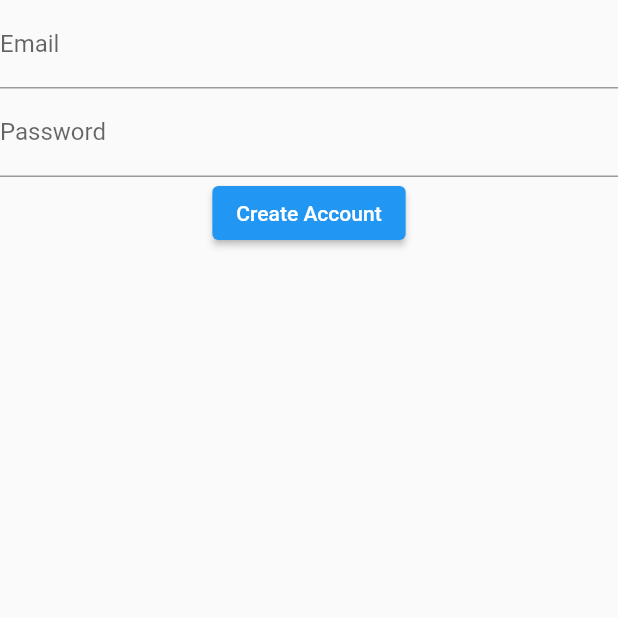
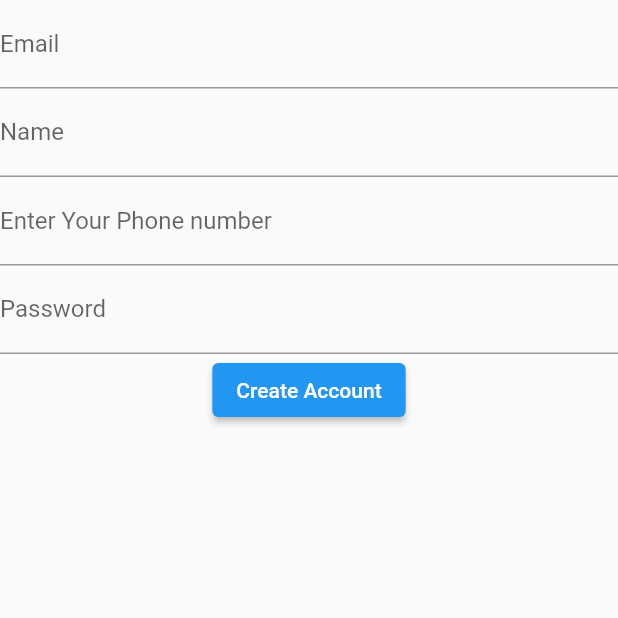
Before and after one commit to vander99/Trip-planning-mobile-application, a Flutter app: the SignUpPage screen opened directly, after a tap on "Create Account", on a phone screen of 412 x 824 dp, the top half of it. Run offline on Flutter 3.47's test engine with Material 2 defaults, Android fonts, the phone set to English and light mode, and no system bars; our stand-ins replace cloud_firestore, firebase_auth, firebase_core; accounts and stored records are empty; network calls fail.

Commit message:
authentication

```diff
--- a/client/lib/authentication_service.dart
+++ b/client/lib/authentication_service.dart
@@ -1,3 +1,5 @@
+import 'dart:developer';
+
 import 'package:firebase_auth/firebase_auth.dart';
 import 'package:firebase_core/firebase_core.dart';
 import 'package:cloud_firestore/cloud_firestore.dart';
@@ -24,20 +26,27 @@ class AuthenticationService {
     }
   }
 
-  Future<String?> signUp(
-      {required String email, required String password}) async {
+  Future<bool> signUp(
+      {required String email,
+      required String password,
+      required String pseudo,
+      required String phone}) async {
+    bool signedUp = false;
     try {
       await _firebaseAuth.createUserWithEmailAndPassword(
           email: email, password: password);
       CollectionReference users =
           FirebaseFirestore.instance.collection('users');
       users.add({
-        'email': email, // John Doe
-        'password': password, // Stokes and Sons
+        'email': email,
+        'password': password,
+        'pseudo': pseudo,
+        'phone number': phone
       });
-      return "Signed up";
+      signedUp = true;
+      return signedUp;
     } on FirebaseAuthException catch (e) {
-      return e.message;
+      return signedUp;
     }
   }
 }
--- a/client/lib/signup.dart
+++ b/client/lib/signup.dart
@@ -1,10 +1,16 @@
+import 'dart:developer';
+
 import 'package:client/authentication_service.dart';
 import 'package:flutter/material.dart';
 import 'package:provider/src/provider.dart';
 
+import 'home.dart';
+
 class SignUpPage extends StatelessWidget {
   final TextEditingController emailController = TextEditingController();
   final TextEditingController passwordController = TextEditingController();
+  final TextEditingController pseudoController = TextEditingController();
+  final TextEditingController phoneController = TextEditingController();
 
   @override
   Widget build(BuildContext context) {
@@ -17,6 +23,19 @@ class SignUpPage extends StatelessWidget {
         ),
       ),
       TextField(
+        controller: pseudoController,
+        decoration: const InputDecoration(
+          labelText: "Name",
+        ),
+      ),
+      TextField(
+        controller: phoneController,
+        decoration: InputDecoration(
+          labelText: 'Enter Your Phone number',
+          hintText: '+91 7894561230',
+        ),
+      ),
+      TextField(
         controller: passwordController,
         decoration: const InputDecoration(
           labelText: "Password",
@@ -24,12 +43,37 @@ class SignUpPage extends StatelessWidget {
       ),
       ElevatedButton(
         onPressed: () {
-          context.read<AuthenticationService>().signUp(
-              email: emailController.text.trim(),
-              password: passwordController.text.trim());
+          context
+              .read<AuthenticationService>()
+              .signUp(
+                  email: emailController.text.trim(),
+                  password: passwordController.text.trim(),
+                  pseudo: pseudoController.text.trim(),
+                  phone: phoneController.text.trim())
+              .then((bool signedUp) {
+            if (signedUp) {
+              Navigator.of(context).push(homeRoute());
+            }
+          });
         },
         child: const Text("Create Account"),
       )
     ]));
   }
 }
+
+Route homeRoute() {
+  return PageRouteBuilder(
+    pageBuilder: (BuildContext context,
+        Animation<double> animation, //
+        Animation<double> secondaryAnimation) {
+      return HomePage();
+    },
+    transitionsBuilder: (BuildContext context,
+        Animation<double> animation, //
+        Animation<double> secondaryAnimation,
+        Widget child) {
+      return child;
+    },
+  );
+}
```
